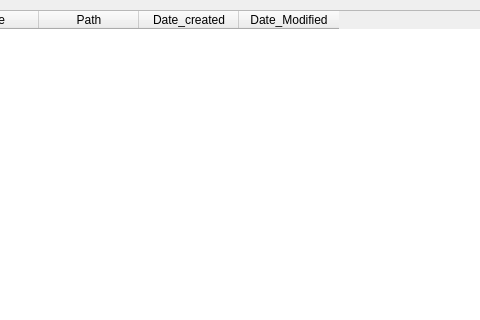
Above: Qt/InstaDam/app/imagelist.ui from Vedhus/InstaDam before the change; both pictures show x 182 to 662 and y 0 to 320 of the 867 by 401 pixel window. Below: the same form after it.
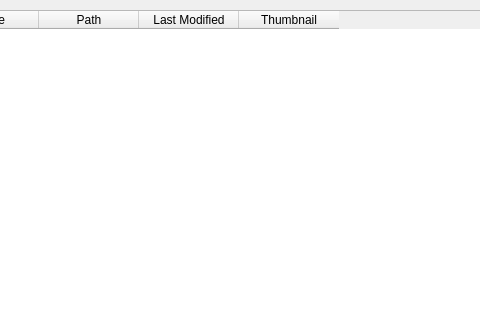
That is the form after the change.

```diff
--- a/Qt/InstaDam/app/imagelist.ui
+++ b/Qt/InstaDam/app/imagelist.ui
@@ -42,12 +42,12 @@
    </column>
    <column>
     <property name="text">
-     <string>Date_created</string>
+     <string>Last Modified</string>
     </property>
    </column>
    <column>
     <property name="text">
-     <string>Date_Modified</string>
+     <string>Thumbnail</string>
     </property>
    </column>
   </widget>
```
